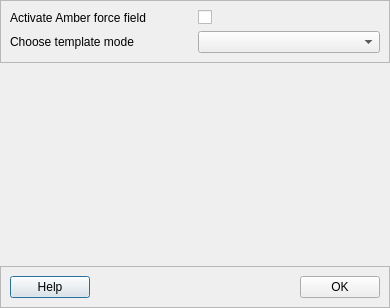
The window that pyssa/gui/ui/forms/advanced_prediction_configurations_view.ui (urban233/PySSA) describes before a commit, drawn with Qt 5.
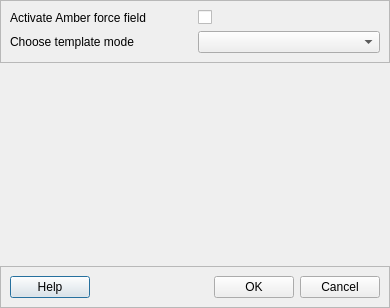
The same window after the commit.

Commit message: add: cancel buttons to all dialog windows

Patch:
```diff
--- a/pyssa/gui/ui/forms/advanced_prediction_configurations_view.ui
+++ b/pyssa/gui/ui/forms/advanced_prediction_configurations_view.ui
@@ -121,6 +121,13 @@
           </property>
          </widget>
         </item>
+        <item>
+         <widget class="QPushButton" name="btn_cancel">
+          <property name="text">
+           <string>Cancel</string>
+          </property>
+         </widget>
+        </item>
        </layout>
       </item>
      </layout>
```
The commit also changes 57 other files.
